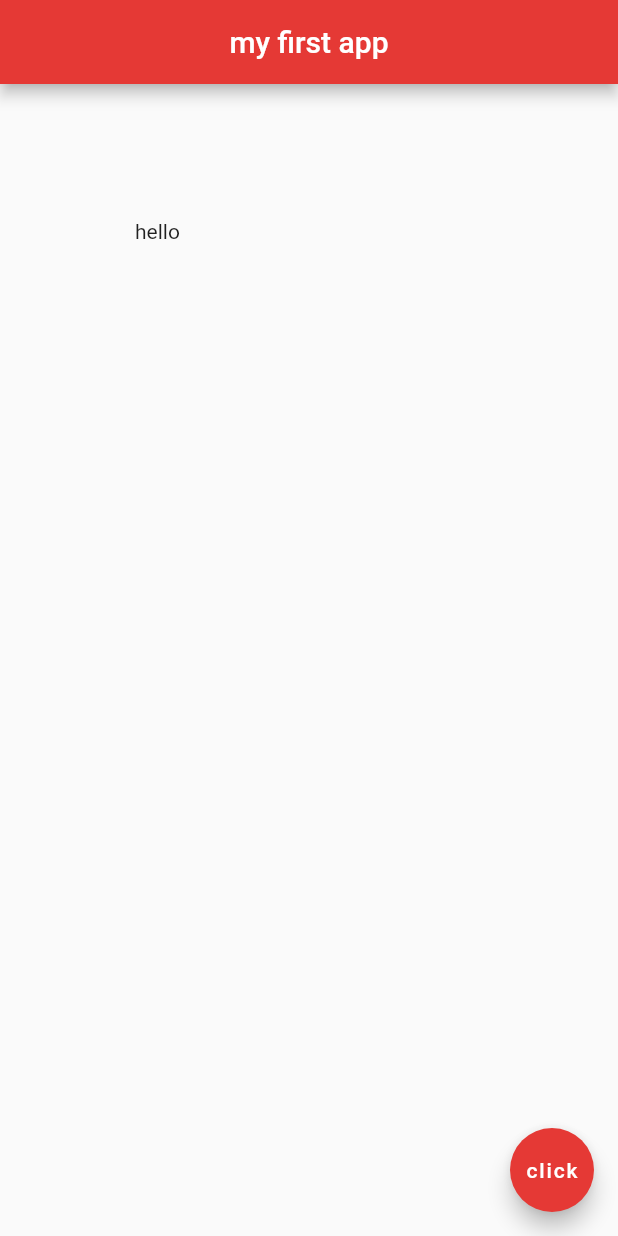
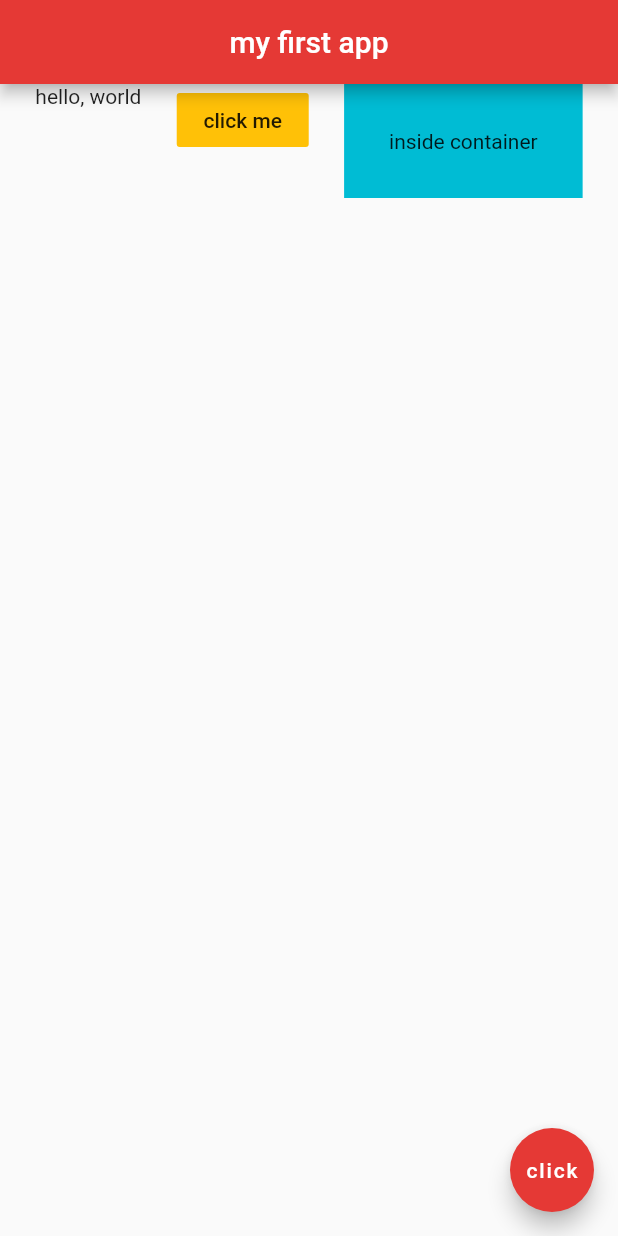
Before and after one commit to sttagami2/Flutter, a Flutter app: the screen it shows after launch, on a phone screen of 412 x 824 dp. Run offline on Flutter 3.47's test engine with Material 2 defaults, Android fonts, the phone set to English and light mode, and no system bars.

Commit message:
lesson11

```diff
--- a/hello_rectangle/lib/main.dart
+++ b/hello_rectangle/lib/main.dart
@@ -15,18 +15,28 @@ class Home extends StatelessWidget {
         centerTitle: true,
         backgroundColor: Colors.red[600],
       ),
-      body: Padding(
-        padding: EdgeInsets.all(90.0),
-        child: Text('hello'),
+      body: Row(
+        // mainAxisAlignment: MainAxisAlignment.center,
+        // mainAxisAlignment: MainAxisAlignment.spaceBetween,
+        mainAxisAlignment: MainAxisAlignment.spaceEvenly,
+        // crossAxisAlignment: CrossAxisAlignment.stretch,
+        // crossAxisAlignment: CrossAxisAlignment.center,
+        crossAxisAlignment: CrossAxisAlignment.start,
+        // crossAxisAlignment: CrossAxisAlignment.end,
+        children: <Widget>[
+          Text('hello, world'),
+          FlatButton(
+            onPressed: () {},
+            color: Colors.amber,
+            child: Text('click me'),
+          ),
+          Container(
+            color: Colors.cyan,
+            padding: EdgeInsets.all(30.0),
+            child: Text('inside container'),
+          ),
+        ],
       ),
-      // body: Container(
-      //   // padding: EdgeInsets.all(20.0),
-      //   // padding: EdgeInsets.symmetric(horizontal: 30.0, vertical: 10.0),
-      //   padding: EdgeInsets.fromLTRB(10.0, 20.0, 30.0, 40.0),
-      //   margin: EdgeInsets.all(30.0),
-      //   color: Colors.grey[400],
-      //   child: Text('hello'),
-      // ),
       floatingActionButton: FloatingActionButton(
         onPressed: () {},
         child: Text('click'),
```
